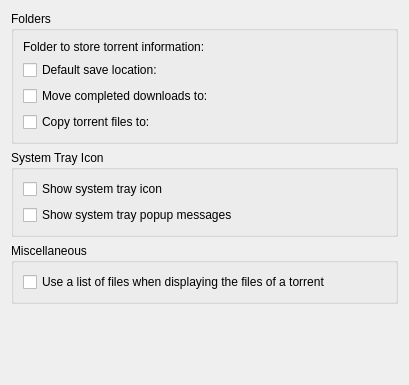
Above: ktorrent/generalpref.ui from KDE/ktorrent before the change. Below: the same form after it.
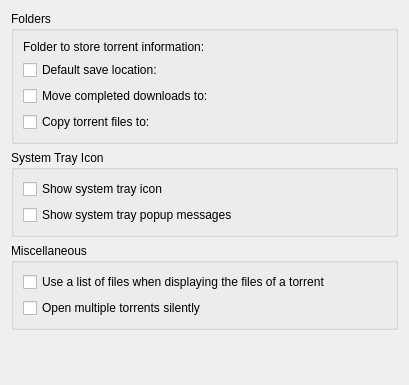
That is the form after the change. Custom widgets are drawn as their Qt base class.

Commit message: Changes : - Added option to open multiple torrents silently or not - Paste torrent URL -> Open URL

Patch:
```diff
--- a/ktorrent/generalpref.ui
+++ b/ktorrent/generalpref.ui
@@ -132,6 +132,19 @@
         </property>
        </widget>
       </item>
+      <item>
+       <widget class="QCheckBox" name="kcfg_openMultipleTorrentsSilently" >
+        <property name="toolTip" >
+         <string>&lt;html>&lt;head>&lt;meta name="qrichtext" content="1" />&lt;style type="text/css">
+p, li { white-space: pre-wrap; }
+&lt;/style>&lt;/head>&lt;body style=" font-family:'Bitstream Vera Sans'; font-size:8pt; font-weight:400; font-style:normal;">
+&lt;p style=" margin-top:0px; margin-bottom:0px; margin-left:0px; margin-right:0px; -qt-block-indent:0; text-indent:0px;">When you select multiple torrents to be opened at the same time, open them silently.&lt;/p>&lt;/body>&lt;/html></string>
+        </property>
+        <property name="text" >
+         <string>Open multiple torrents silently</string>
+        </property>
+       </widget>
+      </item>
      </layout>
     </widget>
    </item>
```
The commit also changes 3 other files.
